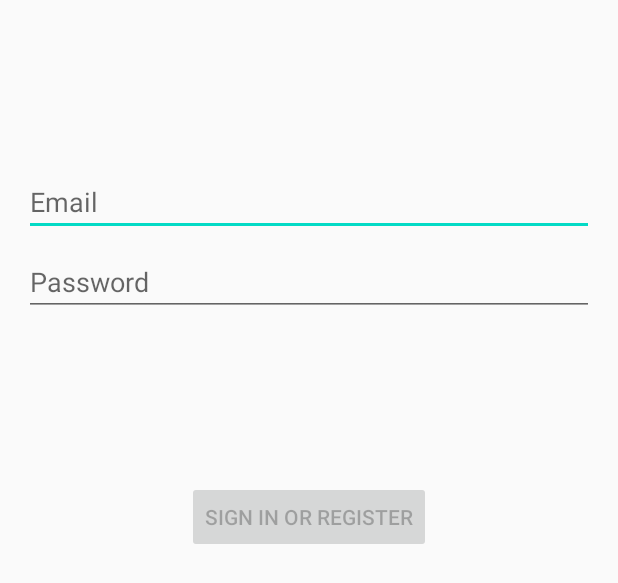
After one commit to paulocabrera90/PracticoFinalInmo, an Android app: the layout activity_login.xml on its own in the app's theme, with its tools: preview values and no code run, on a phone screen of 412 x 824 dp. The commit adds this screen. Shown: the top 583 px of the screen. Run offline under Robolectric (Android 15) with nearby library versions, the phone set to English and light mode, and no system bars.

Commit message:
Practico Final, comienzo

```diff
--- a/app/src/main/AndroidManifest.xml
+++ b/app/src/main/AndroidManifest.xml
@@ -9,6 +9,10 @@
         android:roundIcon="@mipmap/ic_launcher_round"
         android:supportsRtl="true"
         android:theme="@style/AppTheme">
+        <activity
+            android:name=".ui.login.LoginActivity"
+            android:exported="true"
+            android:label="@string/title_activity_login" />
         <activity android:name=".MainActivity">
             <intent-filter>
                 <action android:name="android.intent.action.MAIN" />
--- /dev/null
+++ b/app/src/main/res/layout-w1240dp/activity_login.xml
@@ -0,0 +1,69 @@
+<?xml version="1.0" encoding="utf-8"?>
+<androidx.constraintlayout.widget.ConstraintLayout xmlns:android="http://schemas.android.com/apk/res/android"
+    xmlns:app="http://schemas.android.com/apk/res-auto"
+    xmlns:tools="http://schemas.android.com/tools"
+    android:id="@+id/container"
+    android:layout_width="match_parent"
+    android:layout_height="match_parent"
+    android:paddingLeft="@dimen/activity_horizontal_margin"
+    android:paddingTop="@dimen/activity_vertical_margin"
+    android:paddingRight="@dimen/activity_horizontal_margin"
+    android:paddingBottom="@dimen/activity_vertical_margin"
+    tools:context=".login.ui.login.LoginActivity">
+
+    <EditText
+        android:id="@+id/username"
+        android:layout_width="0dp"
+        android:layout_height="wrap_content"
+        android:layout_marginTop="96dp"
+        android:hint="@string/prompt_email"
+        android:inputType="textEmailAddress"
+        android:selectAllOnFocus="true"
+        app:layout_constraintEnd_toEndOf="parent"
+        app:layout_constraintStart_toStartOf="parent"
+        app:layout_constraintTop_toTopOf="parent" />
+
+    <EditText
+        android:id="@+id/password"
+        android:layout_width="0dp"
+        android:layout_height="wrap_content"
+        android:layout_marginTop="8dp"
+        android:hint="@string/prompt_password"
+        android:imeActionLabel="@string/action_sign_in_short"
+        android:imeOptions="actionDone"
+        android:inputType="textPassword"
+        android:selectAllOnFocus="true"
+        app:layout_constraintEnd_toEndOf="parent"
+        app:layout_constraintStart_toStartOf="parent"
+        app:layout_constraintTop_toBottomOf="@+id/username" />
+
+    <Button
+        android:id="@+id/login"
+        android:layout_width="wrap_content"
+        android:layout_height="wrap_content"
+        android:layout_gravity="start"
+        android:layout_marginTop="16dp"
+        android:layout_marginBottom="64dp"
+        android:enabled="false"
+        android:text="@string/action_sign_in"
+        app:layout_constraintBottom_toBottomOf="parent"
+        app:layout_constraintEnd_toEndOf="parent"
+        app:layout_constraintStart_toStartOf="parent"
+        app:layout_constraintTop_toBottomOf="@+id/password"
+        app:layout_constraintVertical_bias="0.2" />
+
+    <ProgressBar
+        android:id="@+id/loading"
+        android:layout_width="wrap_content"
+        android:layout_height="wrap_content"
+        android:layout_gravity="center"
+        android:layout_marginTop="64dp"
+        android:layout_marginBottom="64dp"
+        android:visibility="gone"
+        app:layout_constraintBottom_toBottomOf="parent"
+        app:layout_constraintEnd_toEndOf="@+id/password"
+        app:layout_constraintStart_toStartOf="@+id/password"
+        app:layout_constraintTop_toTopOf="parent"
+        app:layout_constraintVertical_bias="0.3" />
+
+</androidx.constraintlayout.widget.ConstraintLayout>
--- /dev/null
+++ b/app/src/main/res/layout-w936dp/activity_login.xml
@@ -0,0 +1,76 @@
+<?xml version="1.0" encoding="utf-8"?>
+<androidx.constraintlayout.widget.ConstraintLayout xmlns:android="http://schemas.android.com/apk/res/android"
+    xmlns:app="http://schemas.android.com/apk/res-auto"
+    xmlns:tools="http://schemas.android.com/tools"
+    android:id="@+id/container"
+    android:layout_width="match_parent"
+    android:layout_height="match_parent"
+    android:paddingLeft="@dimen/activity_horizontal_margin"
+    android:paddingTop="@dimen/activity_vertical_margin"
+    android:paddingRight="@dimen/activity_horizontal_margin"
+    android:paddingBottom="@dimen/activity_vertical_margin"
+    tools:context=".login.ui.login.LoginActivity">
+
+    <androidx.constraintlayout.widget.ConstraintLayout
+        android:layout_width="840dp"
+        android:layout_height="match_parent"
+        app:layout_constraintEnd_toEndOf="parent"
+        app:layout_constraintStart_toStartOf="parent">
+
+        <EditText
+            android:id="@+id/username"
+            android:layout_width="0dp"
+            android:layout_height="wrap_content"
+            android:layout_marginTop="96dp"
+            android:hint="@string/prompt_email"
+            android:inputType="textEmailAddress"
+            android:selectAllOnFocus="true"
+            app:layout_constraintEnd_toEndOf="parent"
+            app:layout_constraintStart_toStartOf="parent"
+            app:layout_constraintTop_toTopOf="parent" />
+
+        <EditText
+            android:id="@+id/password"
+            android:layout_width="0dp"
+            android:layout_height="wrap_content"
+            android:layout_marginTop="8dp"
+            android:hint="@string/prompt_password"
+            android:imeActionLabel="@string/action_sign_in_short"
+            android:imeOptions="actionDone"
+            android:inputType="textPassword"
+            android:selectAllOnFocus="true"
+            app:layout_constraintEnd_toEndOf="parent"
+            app:layout_constraintStart_toStartOf="parent"
+            app:layout_constraintTop_toBottomOf="@+id/username" />
+
+        <Button
+            android:id="@+id/login"
+            android:layout_width="wrap_content"
+            android:layout_height="wrap_content"
+            android:layout_gravity="start"
+            android:layout_marginTop="16dp"
+            android:layout_marginBottom="64dp"
+            android:enabled="false"
+            android:text="@string/action_sign_in"
+            app:layout_constraintBottom_toBottomOf="parent"
+            app:layout_constraintEnd_toEndOf="parent"
+            app:layout_constraintStart_toStartOf="parent"
+            app:layout_constraintTop_toBottomOf="@+id/password"
+            app:layout_constraintVertical_bias="0.2" />
+
+        <ProgressBar
+            android:id="@+id/loading"
+            android:layout_width="wrap_content"
+            android:layout_height="wrap_content"
+            android:layout_gravity="center"
+            android:layout_marginTop="64dp"
+            android:layout_marginBottom="64dp"
+            android:visibility="gone"
+            app:layout_constraintBottom_toBottomOf="parent"
+            app:layout_constraintEnd_toEndOf="@+id/password"
+            app:layout_constraintStart_toStartOf="@+id/password"
+            app:layout_constraintTop_toTopOf="parent"
+            app:layout_constraintVertical_bias="0.3" />
+
+    </androidx.constraintlayout.widget.ConstraintLayout>
+</androidx.constraintlayout.widget.ConstraintLayout>
--- /dev/null
+++ b/app/src/main/res/layout/activity_login.xml
@@ -0,0 +1,69 @@
+<?xml version="1.0" encoding="utf-8"?>
+<androidx.constraintlayout.widget.ConstraintLayout xmlns:android="http://schemas.android.com/apk/res/android"
+    xmlns:app="http://schemas.android.com/apk/res-auto"
+    xmlns:tools="http://schemas.android.com/tools"
+    android:id="@+id/container"
+    android:layout_width="match_parent"
+    android:layout_height="match_parent"
+    android:paddingLeft="@dimen/activity_horizontal_margin"
+    android:paddingTop="@dimen/activity_vertical_margin"
+    android:paddingRight="@dimen/activity_horizontal_margin"
+    android:paddingBottom="@dimen/activity_vertical_margin"
+    tools:context=".login.ui.login.LoginActivity">
+
+    <EditText
+        android:id="@+id/username"
+        android:layout_width="0dp"
+        android:layout_height="wrap_content"
+        android:layout_marginTop="96dp"
+        android:hint="@string/prompt_email"
+        android:inputType="textEmailAddress"
+        android:selectAllOnFocus="true"
+        app:layout_constraintEnd_toEndOf="parent"
+        app:layout_constraintStart_toStartOf="parent"
+        app:layout_constraintTop_toTopOf="parent" />
+
+    <EditText
+        android:id="@+id/password"
+        android:layout_width="0dp"
+        android:layout_height="wrap_content"
+        android:layout_marginTop="8dp"
+        android:hint="@string/prompt_password"
+        android:imeActionLabel="@string/action_sign_in_short"
+        android:imeOptions="actionDone"
+        android:inputType="textPassword"
+        android:selectAllOnFocus="true"
+        app:layout_constraintEnd_toEndOf="parent"
+        app:layout_constraintStart_toStartOf="parent"
+        app:layout_constraintTop_toBottomOf="@+id/username" />
+
+    <Button
+        android:id="@+id/login"
+        android:layout_width="wrap_content"
+        android:layout_height="wrap_content"
+        android:layout_gravity="start"
+        android:layout_marginTop="16dp"
+        android:layout_marginBottom="64dp"
+        android:enabled="false"
+        android:text="@string/action_sign_in"
+        app:layout_constraintBottom_toBottomOf="parent"
+        app:layout_constraintEnd_toEndOf="parent"
+        app:layout_constraintStart_toStartOf="parent"
+        app:layout_constraintTop_toBottomOf="@+id/password"
+        app:layout_constraintVertical_bias="0.2" />
+
+    <ProgressBar
+        android:id="@+id/loading"
+        android:layout_width="wrap_content"
+        android:layout_height="wrap_content"
+        android:layout_gravity="center"
+        android:layout_marginTop="64dp"
+        android:layout_marginBottom="64dp"
+        android:visibility="gone"
+        app:layout_constraintBottom_toBottomOf="parent"
+        app:layout_constraintEnd_toEndOf="@+id/password"
+        app:layout_constraintStart_toStartOf="@+id/password"
+        app:layout_constraintTop_toTopOf="parent"
+        app:layout_constraintVertical_bias="0.3" />
+
+</androidx.constraintlayout.widget.ConstraintLayout>
--- /dev/null
+++ b/app/src/main/res/values-land/dimens.xml
@@ -0,0 +1,3 @@
+<resources>
+    <dimen name="activity_horizontal_margin">48dp</dimen>
+</resources>
--- /dev/null
+++ b/app/src/main/res/values-w1240dp/dimens.xml
@@ -0,0 +1,3 @@
+<resources>
+    <dimen name="activity_horizontal_margin">200dp</dimen>
+</resources>
--- /dev/null
+++ b/app/src/main/res/values-w600dp/dimens.xml
@@ -0,0 +1,3 @@
+<resources>
+    <dimen name="activity_horizontal_margin">48dp</dimen>
+</resources>
--- /dev/null
+++ b/app/src/main/res/values/dimens.xml
@@ -0,0 +1,5 @@
+<resources>
+    <!-- Default screen margins, per the Android Design guidelines. -->
+    <dimen name="activity_horizontal_margin">16dp</dimen>
+    <dimen name="activity_vertical_margin">16dp</dimen>
+</resources>
--- a/app/src/main/res/values/strings.xml
+++ b/app/src/main/res/values/strings.xml
@@ -1,3 +1,12 @@
 <resources>
     <string name="app_name">Plantilla</string>
+    <string name="title_activity_login">LoginActivity</string>
+    <string name="prompt_email">Email</string>
+    <string name="prompt_password">Password</string>
+    <string name="action_sign_in">Sign in or register</string>
+    <string name="action_sign_in_short">Sign in</string>
+    <string name="welcome">"Welcome !"</string>
+    <string name="invalid_username">Not a valid username</string>
+    <string name="invalid_password">Password must be >5 characters</string>
+    <string name="login_failed">"Login failed"</string>
 </resources>
```
Also changed, not shown: app/build.gradle (+7 -0 lines), app/src/main/java/com/example/plantilla/login/data/LoginDataSource.java (added, +29 -0 lines), app/src/main/java/com/example/plantilla/login/data/LoginRepository.java (added, +54 -0 lines), app/src/main/java/com/example/plantilla/login/data/Result.java (added, +48 -0 lines), app/src/main/java/com/example/plantilla/login/data/model/LoggedInUser.java (added, +23 -0 lines), app/src/main/java/com/example/plantilla/login/ui/login/LoggedInUserView.java (added, +17 -0 lines), app/src/main/java/com/example/plantilla/login/ui/login/LoginActivity.java (added, +136 -0 lines), app/src/main/java/com/example/plantilla/login/ui/login/LoginFormState.java (added, +40 -0 lines), app/src/main/java/com/example/plantilla/login/ui/login/LoginResult.java (added, +31 -0 lines), app/src/main/java/com/example/plantilla/login/ui/login/LoginViewModel.java (added, +70 -0 lines), app/src/main/java/com/example/plantilla/login/ui/login/LoginViewModelFactory.java (added, +26 -0 lines).
